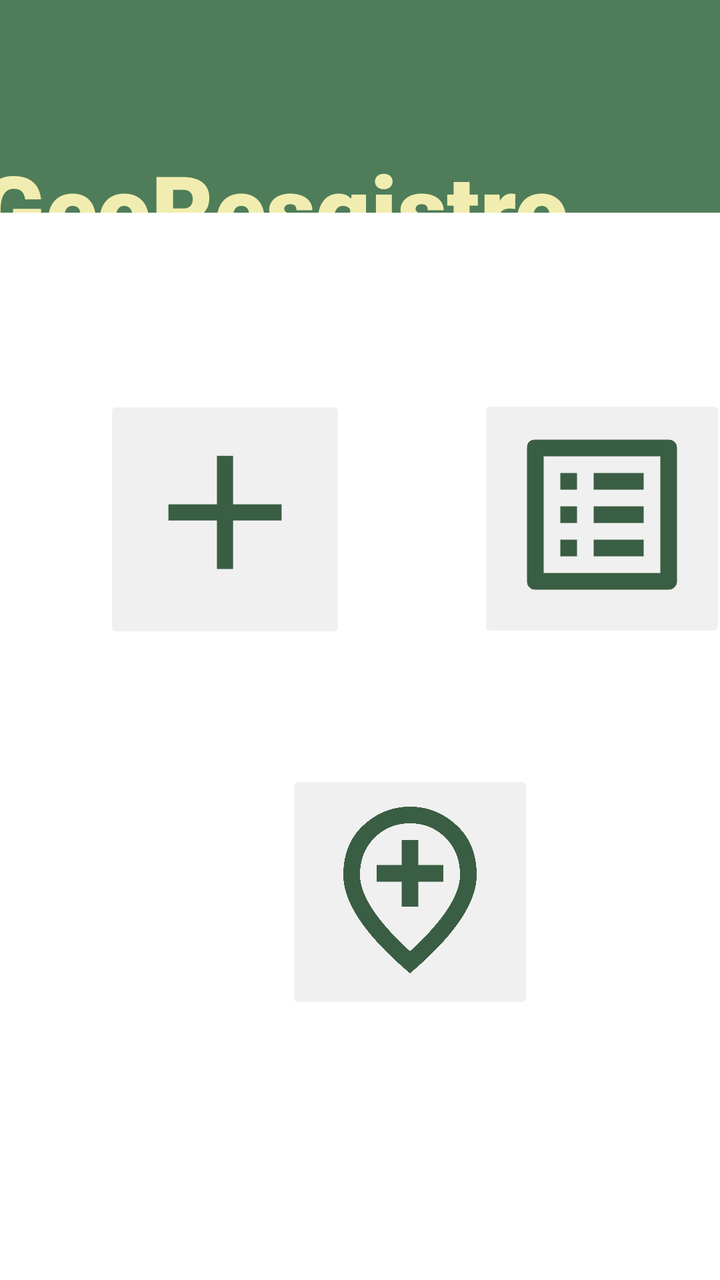
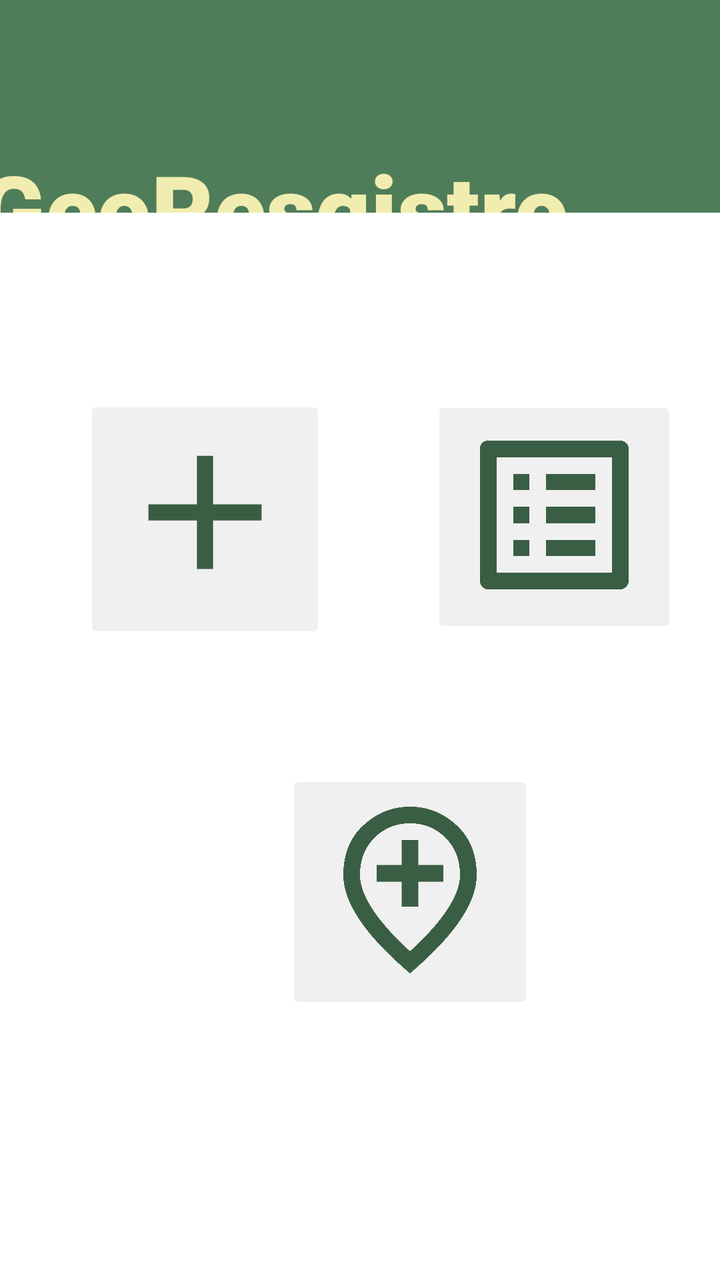

Before-and-after screenshots of an Android layout around one commit, followed by the original layout XML and the change that was made.
<!-- AndroidManifest.xml: application theme Theme.GeoRegistro -->
<!-- res/layout/activity_main.xml -->
<?xml version="1.0" encoding="utf-8"?>
<androidx.constraintlayout.widget.ConstraintLayout xmlns:android="http://schemas.android.com/apk/res/android"
    xmlns:app="http://schemas.android.com/apk/res-auto"
    xmlns:tools="http://schemas.android.com/tools"
    android:id="@+id/main"
    android:layout_width="match_parent"
    android:layout_height="match_parent"
    android:background="#FFFFFF"
    android:backgroundTint="#061A73"
    android:backgroundTintMode="add"
    tools:context=".MainActivity">

    <androidx.constraintlayout.widget.ConstraintLayout
        android:layout_width="413dp"
        android:layout_height="360dp"
        android:background="#4F7D59"
        app:layout_constraintBottom_toTopOf="@+id/constraintLayout"
        app:layout_constraintEnd_toEndOf="parent"
        app:layout_constraintStart_toStartOf="parent"
        app:layout_constraintTop_toTopOf="parent"
        app:layout_constraintVertical_bias="0.666">

        <TextView
            android:id="@+id/textView"
            android:layout_width="380dp"
            android:layout_height="104dp"
            android:fontFamily="sans-serif-black"
            android:lineSpacingExtra="24sp"
            android:text="GeoResgistro"
            android:textAppearance="@style/TextAppearance.AppCompat.Body2"
            android:textColor="#F1EDB0"
            android:textSize="48sp"
            android:typeface="sans"
            app:layout_constraintBottom_toBottomOf="parent"
            app:layout_constraintEnd_toEndOf="parent"
            app:layout_constraintHorizontal_bias="0.484"
            app:layout_constraintStart_toStartOf="parent"
            app:layout_constraintTop_toTopOf="parent"
            app:layout_constraintVertical_bias="0.937" />
    </androidx.constraintlayout.widget.ConstraintLayout>

    <androidx.constraintlayout.widget.ConstraintLayout
        android:id="@+id/constraintLayout"
        android:layout_width="411dp"
        android:layout_height="532dp"
        android:background="#FFFFFF"
        android:backgroundTint="#FFFFFF"
        app:layout_constraintBottom_toBottomOf="parent"
        app:layout_constraintStart_toStartOf="parent"
        app:layout_constraintTop_toTopOf="parent"
        app:layout_constraintVertical_bias="0.986">

        <ImageButton
            android:id="@+id/btnRegistrar"
            style="@android:style/Widget.Material.Light.ImageButton"
            android:layout_width="121dp"
            android:layout_height="124dp"
            android:backgroundTint="#F0F0F0"
            android:scaleType="fitStart"
            android:tint="#3A5E43"
            app:layout_constraintBottom_toTopOf="@+id/btnMapa"
            app:layout_constraintEnd_toStartOf="@+id/btnListado"
            app:layout_constraintHorizontal_bias="0.442"
            app:layout_constraintStart_toStartOf="parent"
            app:layout_constraintTop_toTopOf="parent"
            app:layout_constraintVertical_bias="0.591"
            app:srcCompat="@drawable/baseline_add_24" />

        <ImageButton
            android:id="@+id/btnListado"
            android:layout_width="124dp"
            android:layout_height="124dp"
            android:layout_marginTop="64dp"
            android:layout_marginEnd="48dp"
            android:backgroundTint="#F0F0F0"
            android:scaleType="fitStart"
            android:tint="#3A5E43"
            app:layout_constraintBottom_toTopOf="@+id/btnMapa"
            app:layout_constraintEnd_toEndOf="parent"
            app:layout_constraintTop_toTopOf="parent"
            app:layout_constraintVertical_bias="0.296"
            app:srcCompat="@drawable/baseline_list_alt_24" />

        <ImageButton
            android:id="@+id/btnMapa"
            android:layout_width="124dp"
            android:layout_height="122dp"
            android:backgroundTint="#F0F0F0"
            android:scaleType="fitStart"
            android:tint="#3A5E43"
            app:layout_constraintBottom_toBottomOf="parent"
            app:layout_constraintEnd_toEndOf="parent"
            app:layout_constraintHorizontal_bias="0.498"
            app:layout_constraintStart_toStartOf="parent"
            app:layout_constraintTop_toTopOf="parent"
            app:layout_constraintVertical_bias="0.68"
            app:srcCompat="@drawable/ic_mapa" />
    </androidx.constraintlayout.widget.ConstraintLayout>
</androidx.constraintlayout.widget.ConstraintLayout>
<!-- resources referenced by this layout -->
<resources>
  <!-- drawable baseline_add_24 (drawable) -->
  <vector xmlns:android="http://schemas.android.com/apk/res/android" android:height="24dp" android:tint="#000000" android:viewportHeight="24" android:viewportWidth="24" android:width="24dp">
        
      <path android:fillColor="@android:color/white" android:pathData="M19,13h-6v6h-2v-6H5v-2h6V5h2v6h6v2z"/>
      
  </vector>
  <!-- drawable baseline_list_alt_24 (drawable) -->
  <vector xmlns:android="http://schemas.android.com/apk/res/android" android:autoMirrored="true" android:height="24dp" android:tint="#000000" android:viewportHeight="24" android:viewportWidth="24" android:width="24dp">
        
      <path android:fillColor="@android:color/white" android:pathData="M19,5v14L5,19L5,5h14m1.1,-2L3.9,3c-0.5,0 -0.9,0.4 -0.9,0.9v16.2c0,0.4 0.4,0.9 0.9,0.9h16.2c0.4,0 0.9,-0.5 0.9,-0.9L21,3.9c0,-0.5 -0.5,-0.9 -0.9,-0.9zM11,7h6v2h-6L11,7zM11,11h6v2h-6v-2zM11,15h6v2h-6zM7,7h2v2L7,9zM7,11h2v2L7,13zM7,15h2v2L7,17z"/>
      
  </vector>
  <!-- drawable ic_mapa (drawable) -->
  <vector xmlns:android="http://schemas.android.com/apk/res/android" android:height="24dp" android:tint="#000000" android:viewportHeight="960" android:viewportWidth="960" android:width="24dp">
        
      <path android:fillColor="@android:color/white" android:pathData="M440,560L520,560L520,440L640,440L640,360L520,360L520,240L440,240L440,360L320,360L320,440L440,440L440,560ZM480,774Q602,662 661,570.5Q720,479 720,408Q720,299 650.5,229.5Q581,160 480,160Q379,160 309.5,229.5Q240,299 240,408Q240,479 299,570.5Q358,662 480,774ZM480,880Q319,743 239.5,625.5Q160,508 160,408Q160,258 256.5,169Q353,80 480,80Q607,80 703.5,169Q800,258 800,408Q800,508 720.5,625.5Q641,743 480,880ZM480,400Q480,400 480,400Q480,400 480,400Q480,400 480,400Q480,400 480,400Q480,400 480,400Q480,400 480,400Q480,400 480,400Q480,400 480,400Z"/>
      
  </vector>
  <style name="Theme.GeoRegistro" parent="Base.Theme.GeoRegistro" />
  <style name="Base.Theme.GeoRegistro" parent="Theme.Material3.DayNight.NoActionBar">
          
          
      </style>
</resources>

<!-- the commit's change to res/layout/activity_main.xml (unified diff, before → after) -->
@@ -68,15 +68,16 @@
 
         <ImageButton
             android:id="@+id/btnListado"
-            android:layout_width="124dp"
-            android:layout_height="124dp"
+            android:layout_width="123dp"
+            android:layout_height="121dp"
             android:layout_marginTop="64dp"
-            android:layout_marginEnd="48dp"
             android:backgroundTint="#F0F0F0"
             android:scaleType="fitStart"
             android:tint="#3A5E43"
             app:layout_constraintBottom_toTopOf="@+id/btnMapa"
             app:layout_constraintEnd_toEndOf="parent"
+            app:layout_constraintHorizontal_bias="0.749"
+            app:layout_constraintStart_toStartOf="parent"
             app:layout_constraintTop_toTopOf="parent"
             app:layout_constraintVertical_bias="0.296"
             app:srcCompat="@drawable/baseline_list_alt_24" />
